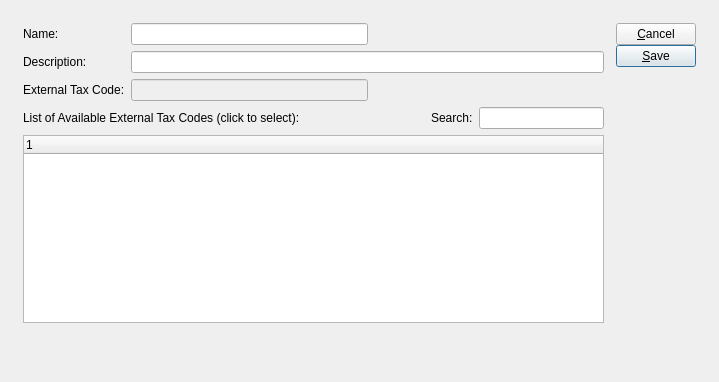
Before: the Qt Designer form guiclient/taxType.ui in interhawk/qt-client, drawn with Qt 5.
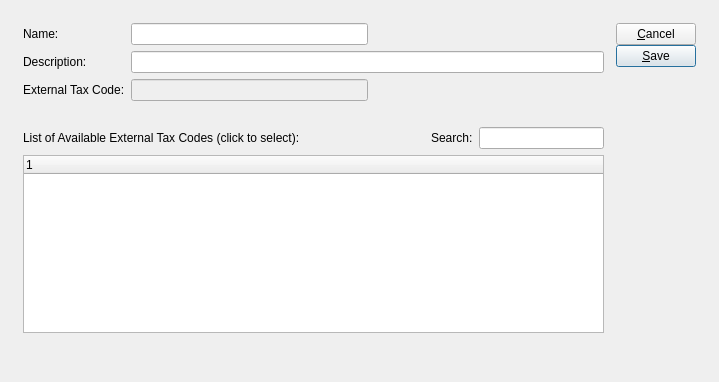
After: the same form once the commit is applied. Custom widgets are drawn as their Qt base class.

Patch:
```diff
--- a/guiclient/taxType.ui
+++ b/guiclient/taxType.ui
@@ -40,7 +40,7 @@
      </property>
      <item>
       <layout class="QGridLayout" name="gridLayout_2">
-       <item row="5" column="0" colspan="2">
+       <item row="7" column="0" colspan="2">
         <widget class="XTreeWidget" name="_externalCodeList"/>
        </item>
        <item row="1" column="0">
@@ -129,7 +129,7 @@
          </property>
         </widget>
        </item>
-       <item row="3" column="0" colspan="2">
+       <item row="5" column="0" colspan="2">
         <layout class="QHBoxLayout" name="horizontalLayout_3">
          <item>
           <widget class="XLabel" name="_externalCodeListLit">
@@ -163,7 +163,7 @@
          </item>
         </layout>
        </item>
-       <item row="6" column="0">
+       <item row="8" column="0">
         <spacer name="verticalSpacer">
          <property name="orientation">
           <enum>Qt::Vertical</enum>
@@ -176,6 +176,13 @@
          </property>
         </spacer>
        </item>
+       <item row="3" column="1">
+        <widget class="QLabel" name="_externalDescription">
+         <property name="text">
+          <string/>
+         </property>
+        </widget>
+       </item>
       </layout>
      </item>
      <item>
```
